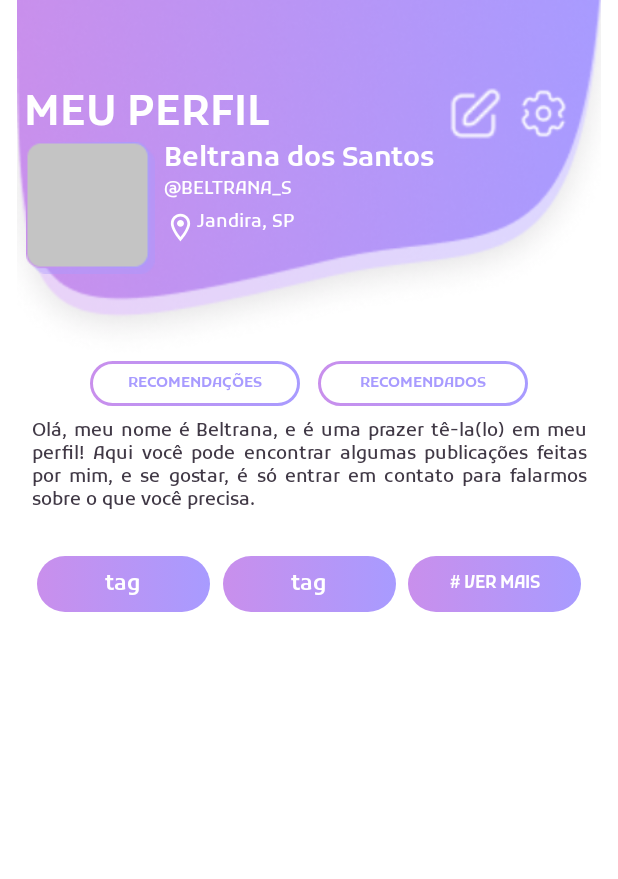
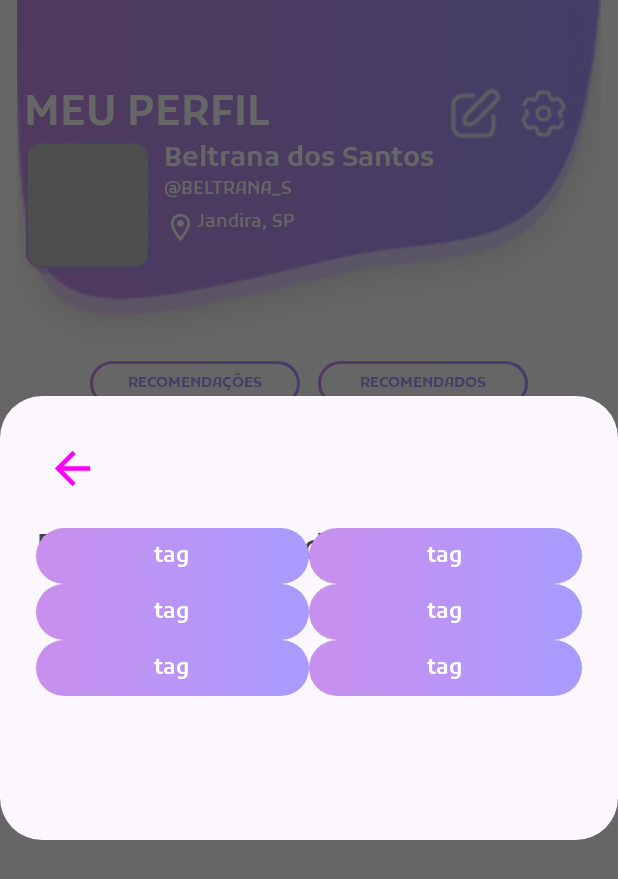
Before and after one commit to muryllovieira/Front-End-Mobile-Costurie, an Android app built with Jetpack Compose: the ProfileScreen screen opened through its navigation route, after a tap on "# VER MAIS", on a phone screen of 412 x 824 dp. Shown: the top 879 px of the screen. Run offline under Robolectric (Android 15) with nearby library versions, the phone set to English and light mode, and no system bars; our stand-ins replace accompanist; libraries missing offline, so code that uses them is left out: com.google.accompanist.navigation.

Commit message:
terminando a tela do matheus

```diff
--- a/app/build.gradle.kts
+++ b/app/build.gradle.kts
@@ -95,4 +95,8 @@ dependencies {
     implementation("androidx.compose.material:material:1.0.0")
     implementation("com.google.accompanist:accompanist-pager:0.20.0")
 
+    //Modal
+    implementation ("androidx.compose.material3:material3:1.0.0-alpha01")
+
+
 }
--- a/app/src/main/java/br/senai/sp/jandira/costurie_app/MainActivity.kt
+++ b/app/src/main/java/br/senai/sp/jandira/costurie_app/MainActivity.kt
@@ -36,7 +36,7 @@ class MainActivity : ComponentActivity() {
                 val viewModel = viewModel<PasswordResetViewModel>()
                 AnimatedNavHost(
                     navController = navController,
-                    startDestination = "location")
+                    startDestination = "profile")
                 {
                     composable(route = "main") { MainScreen(navController = navController) }
                     composable(route = "register") { RegisterScreen(navController = navController, lifecycleScope = lifecycleScope) }
--- a/app/src/main/java/br/senai/sp/jandira/costurie_app/components/ModalTags.kt
+++ b/app/src/main/java/br/senai/sp/jandira/costurie_app/components/ModalTags.kt
@@ -5,6 +5,8 @@ import androidx.compose.foundation.background
 import androidx.compose.foundation.clickable
 import androidx.compose.foundation.layout.*
 import androidx.compose.foundation.lazy.LazyColumn
+import androidx.compose.foundation.lazy.grid.GridCells
+import androidx.compose.foundation.lazy.grid.LazyVerticalGrid
 import androidx.compose.material3.Card
 import androidx.compose.material3.MaterialTheme
 import androidx.compose.material3.Text
@@ -55,22 +57,36 @@ fun ModalTagsScreen(
                         style = MaterialTheme.typography.bodySmall,
                         fontWeight = FontWeight.SemiBold
                     )
-                    LazyColumn(
-                        verticalArrangement = Arrangement.SpaceBetween,
-                        horizontalAlignment = Alignment.CenterHorizontally,
-                        modifier = Modifier
-                            .height(300.dp)
-                    ) {
-                        items(6) {
+                    LazyVerticalGrid(
+                        columns = GridCells.Fixed(2), // Define que haverá 2 colunas por linha
+                        modifier = Modifier.fillMaxSize(),
+                        content = {
+                            items(6) { index ->
                                 GradientButtonTag(
                                     onClick = { /*TODO*/ },
                                     text = "tag",
                                     color1 = Destaque1,
                                     color2 = Destaque2
                                 )
-
                             }
                         }
+                    )
+//                    LazyColumn(
+//                        verticalArrangement = Arrangement.SpaceBetween,
+//                        horizontalAlignment = Alignment.CenterHorizontally,
+////                        modifier = Modifier
+////                            .height(300.dp)
+//                    ) {
+//                        items(6) {
+//                            GradientButtonTag(
+//                                onClick = { /*TODO*/ },
+//                                text = "tag",
+//                                color1 = Destaque1,
+//                                color2 = Destaque2
+//                            )
+//
+//                        }
+//                    }
                     Spacer(modifier = Modifier.height(16.dp))
                     GradientButton(
                         onClick = { onDismiss() },
--- /dev/null
+++ b/app/src/main/java/br/senai/sp/jandira/costurie_app/components/ModalTags2.kt
@@ -0,0 +1,149 @@
+package br.senai.sp.jandira.costurie_app.components
+
+import androidx.compose.foundation.background
+import androidx.compose.foundation.layout.Arrangement
+import androidx.compose.foundation.layout.Column
+import androidx.compose.foundation.layout.fillMaxSize
+import androidx.compose.foundation.layout.height
+import androidx.compose.foundation.layout.padding
+import androidx.compose.foundation.layout.size
+import androidx.compose.foundation.layout.width
+import androidx.compose.foundation.lazy.LazyColumn
+import androidx.compose.foundation.lazy.grid.GridCells
+import androidx.compose.foundation.lazy.grid.LazyVerticalGrid
+import androidx.compose.material.icons.Icons
+import androidx.compose.material.icons.filled.Info
+import androidx.compose.material3.AlertDialog
+import androidx.compose.material3.Button
+import androidx.compose.material3.ButtonDefaults
+import androidx.compose.material3.Icon
+import androidx.compose.material3.IconButton
+import androidx.compose.material3.MaterialTheme
+import androidx.compose.material3.Text
+import androidx.compose.runtime.*
+import androidx.compose.ui.Alignment
+import androidx.compose.ui.Modifier
+import androidx.compose.ui.graphics.Brush
+import androidx.compose.ui.graphics.Color
+import androidx.compose.ui.platform.LocalContext
+import androidx.compose.ui.res.colorResource
+import androidx.compose.ui.res.painterResource
+import androidx.compose.ui.res.stringResource
+import androidx.compose.ui.text.font.FontWeight
+import androidx.compose.ui.tooling.preview.Preview
+import androidx.compose.ui.unit.dp
+import androidx.compose.ui.unit.sp
+import androidx.compose.ui.window.Dialog
+import br.senai.sp.jandira.costurie_app.R
+import br.senai.sp.jandira.costurie_app.ui.theme.Destaque1
+import br.senai.sp.jandira.costurie_app.ui.theme.Destaque2
+import br.senai.sp.jandira.costurie_app.ui.theme.ShapeButton
+
+
+@Composable
+fun ModalTags2(
+    color1: Color,
+    color2: Color
+) {
+    var isDialogOpen by remember { mutableStateOf(false) }
+    val context = LocalContext.current
+
+    Button(
+        onClick = {
+            isDialogOpen = true
+        },
+        modifier = Modifier
+            .background(
+                Brush.horizontalGradient(
+                    colors = listOf(
+                        color1,
+                        color2
+                    )
+                ),
+                shape = ShapeButton.large,
+            )
+            .height(37.dp)
+            .width(115.dp),
+        colors = ButtonDefaults.buttonColors(
+            containerColor = Color.Transparent
+        ),
+        elevation = ButtonDefaults.buttonElevation(
+            defaultElevation = 0.dp,
+            pressedElevation = 0.dp,
+            hoveredElevation = 0.dp
+        )
+    ) {
+        Text(
+            text = stringResource(id = R.string.texto_button_tag),
+            fontSize = 11.sp,
+            style = MaterialTheme.typography.bodySmall,
+            fontWeight = FontWeight.SemiBold
+        )
+    }
+
+    if (isDialogOpen) {
+        AlertDialog(
+            onDismissRequest = {
+                isDialogOpen = false
+            },
+            title = {
+                IconButton(
+                    onClick = { isDialogOpen = false },
+
+                    ) {
+                    Icon(
+                        painter = painterResource(id = R.drawable.arrow_back),
+                        contentDescription = "",
+                        modifier = Modifier
+                            .size(35.dp),
+                        tint = Color.Magenta
+                    )
+                }
+            },
+
+//            modifier = Modifier
+//                .background(colorResource(id = R.color.principal_2)),
+//                //.padding(2.dp),
+            text = {
+                Text(text = "Este é o conteúdo do modal.")
+                LazyVerticalGrid(
+                    columns = GridCells.Fixed(2), // Define que haverá 2 colunas por linha
+                    //modifier = Modifier.fillMaxSize(),
+                    content = {
+                        items(6) { index ->
+                            GradientButtonTag(
+                                onClick = { /*TODO*/ },
+                                text = "tag",
+                                color1 = Destaque1,
+                                color2 = Destaque2
+                            )
+                        }
+                    }
+                )
+
+            },
+            containerColor = colorResource(id = R.color.principal_2),
+            confirmButton = {
+                Button(
+                    onClick = {
+
+                    },
+                    colors = ButtonDefaults.buttonColors(
+                        containerColor = Color.Transparent, // Define a cor de fundo como transparente
+                        contentColor = Color.Transparent // Define a cor do conteúdo (texto) como preto ou outra cor de sua escolha
+                    )
+                ) {
+                    Text(text = "Fechar", color = Color.Transparent)
+                }
+            }
+        )
+
+    }
+}
+
+
+@Preview(showBackground = true)
+@Composable
+fun ModalExamplePreview() {
+    ModalTags2(color1 = Destaque1, color2 = Destaque2)
+}
--- a/app/src/main/java/br/senai/sp/jandira/costurie_app/screens/personalization/Location.kt
+++ b/app/src/main/java/br/senai/sp/jandira/costurie_app/screens/personalization/Location.kt
@@ -198,7 +198,9 @@ fun LocationScreen(lifecycleScope: LifecycleCoroutineScope) {
                 DropdownBairro(lifecycleScope = lifecycleScope, viewModelCidade)
 
                 Column(
-                    modifier = Modifier.fillMaxWidth().padding(0.dp, 25.dp, 0.dp, 0.dp),
+                    modifier = Modifier
+                        .fillMaxWidth()
+                        .padding(0.dp, 25.dp, 0.dp, 0.dp),
                     horizontalAlignment = Alignment.End
                 ) {
                     WhiteButton(
--- a/app/src/main/java/br/senai/sp/jandira/costurie_app/screens/profile/ProfileScreen.kt
+++ b/app/src/main/java/br/senai/sp/jandira/costurie_app/screens/profile/ProfileScreen.kt
@@ -38,6 +38,7 @@ import br.senai.sp.jandira.costurie_app.components.GoogleButton
 import br.senai.sp.jandira.costurie_app.components.GradientButton
 import br.senai.sp.jandira.costurie_app.components.GradientButtonTag
 import br.senai.sp.jandira.costurie_app.components.GradientButtonViewMore
+import br.senai.sp.jandira.costurie_app.components.ModalTags2
 import br.senai.sp.jandira.costurie_app.components.WhiteButton
 import br.senai.sp.jandira.costurie_app.components.WhiteButtonSmall
 import br.senai.sp.jandira.costurie_app.ui.theme.Contraste
@@ -51,6 +52,8 @@ import br.senai.sp.jandira.costurie_app.components.ModalTagsScreen
 fun ProfileScreen() {
 
     var isModalOpen by remember { mutableStateOf(false) }
+
+    //var modalTag = ModalTags2()
 
     Costurie_appTheme {
         ModalTagsScreen(
@@ -229,14 +232,14 @@ fun ProfileScreen() {
                         color1 = Destaque1,
                         color2 = Destaque2
                     )
-                    GradientButtonViewMore(
-                        onClick = {
-                            !isModalOpen
-//                            Log.i("teste", "${isModalOpen}")
-                        },
-                        color1 = Destaque1,
-                        color2 = Destaque2
-                    )
+                    ModalTags2(color1 = Destaque1, color2 = Destaque2)
+//                    GradientButtonViewMore(
+//                        onClick = {
+//                            //ModalExample()
+//                        },
+//                        color1 = Destaque1,
+//                        color2 = Destaque2
+//                    )
                 }
             }
         }
```
Lines whose indentation alone changed are shown as unchanged.
